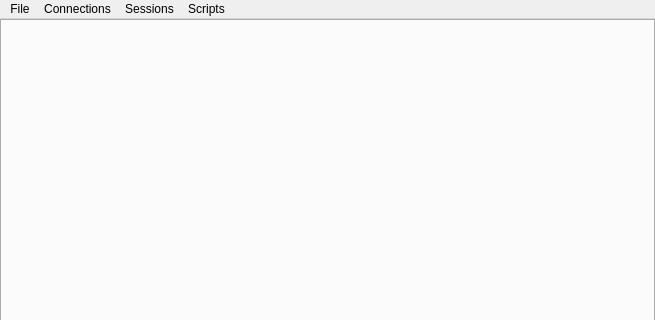
Old version of the form src/widgets/mainwindow.ui in the repository agafon0ff/ConnectionTester; both pictures show x 0 to 655 and y 0 to 320 of the 655 by 546 pixel window.
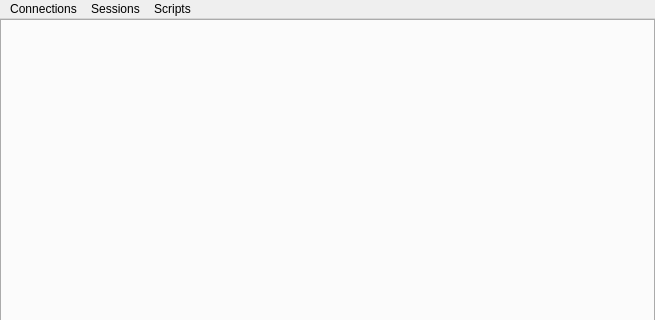
New version of the form. Icons and pictures are not drawn.

Patch:
```diff
--- a/src/widgets/mainwindow.ui
+++ b/src/widgets/mainwindow.ui
@@ -52,12 +52,6 @@
      <height>20</height>
     </rect>
    </property>
-   <widget class="QMenu" name="menuFile">
-    <property name="title">
-     <string>File</string>
-    </property>
-    <addaction name="actionExit"/>
-   </widget>
    <widget class="QMenu" name="menuNew">
     <property name="title">
      <string>Connections</string>
@@ -95,7 +89,6 @@
     <addaction name="actionDublicateScript"/>
     <addaction name="actionScriptRemove"/>
    </widget>
-   <addaction name="menuFile"/>
    <addaction name="menuNew"/>
    <addaction name="menuSession"/>
    <addaction name="menuScripts"/>
```
